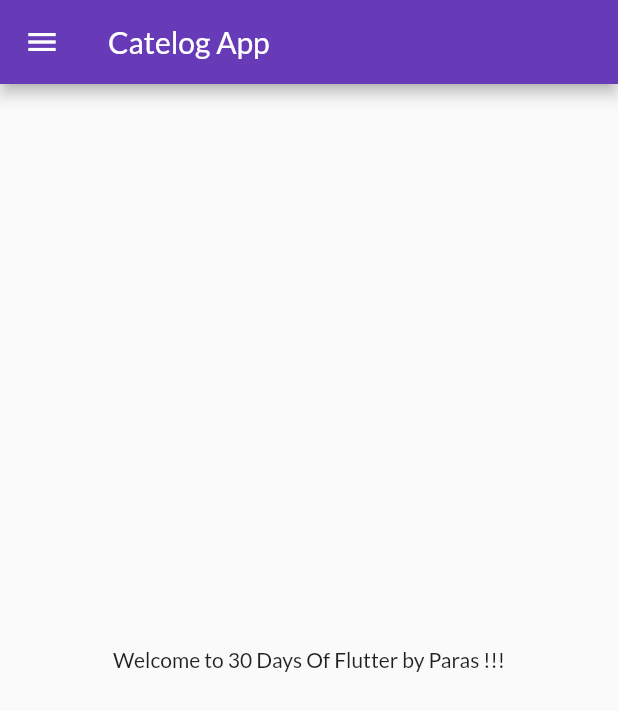
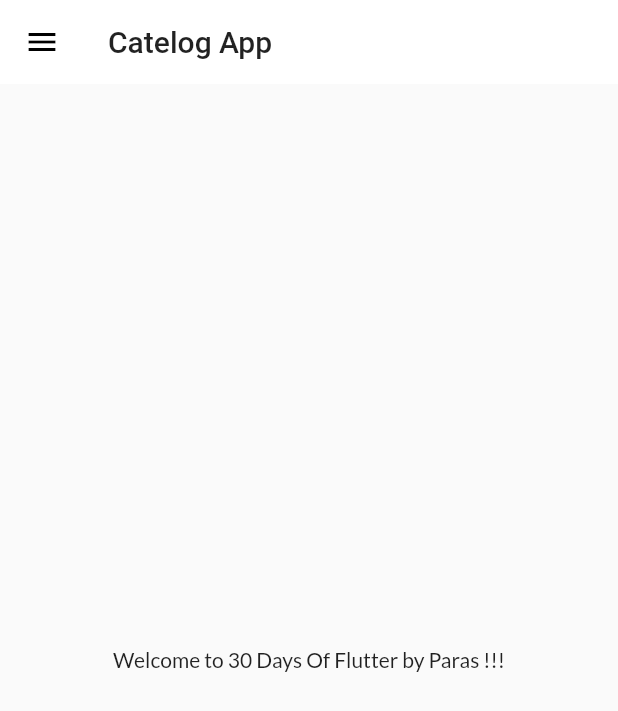
Before and after one commit to Paras-Singh-H/30DaysOfFlutter, a Flutter app: the screen it shows after launch, on a phone screen of 412 x 824 dp. Shown: the top 711 px of the screen. Run offline on Flutter 3.47's test engine with Material 2 defaults, Android fonts, the phone set to English and light mode, and no system bars; our stand-ins replace google_fonts.

Commit message:
themes extracted

```diff
--- a/lib/main.dart
+++ b/lib/main.dart
@@ -2,7 +2,7 @@ import 'package:flutter/material.dart';
 import 'package:flutter_catalog/pages/home_page.dart';
 import 'package:flutter_catalog/pages/login_page.dart';
 import 'package:flutter_catalog/utils/routes.dart';
-import 'package:google_fonts/google_fonts.dart';
+import 'package:flutter_catalog/widgets/themes.dart';
 
 void main() {
   runApp(MyApp());
@@ -13,12 +13,9 @@ class MyApp extends StatelessWidget {
   Widget build(BuildContext context) {
     return MaterialApp(
       themeMode: ThemeMode.light,
-      theme: ThemeData(
-        primarySwatch: Colors.deepPurple,
-        fontFamily: GoogleFonts.lato().fontFamily,
-      ),
+      theme: MyTheme.lightTheme(context),
+      darkTheme: MyTheme.darkTheme(context),
       debugShowCheckedModeBanner: false,
-      darkTheme: ThemeData(brightness: Brightness.dark),
       initialRoute: MyRoutes.homeRoute,
       routes: {
         "/": (context) => LoginPage(),
--- /dev/null
+++ b/lib/widgets/themes.dart
@@ -0,0 +1,18 @@
+import 'package:flutter/material.dart';
+import 'package:google_fonts/google_fonts.dart';
+
+class MyTheme {
+  static ThemeData lightTheme(BuildContext context) => ThemeData(
+      primarySwatch: Colors.deepPurple,
+      fontFamily: GoogleFonts.lato().fontFamily,
+      appBarTheme: AppBarTheme(
+        color: Colors.white,
+        elevation: 0.0,
+        iconTheme: IconThemeData(color: Colors.black),
+        textTheme: Theme.of(context).textTheme,
+      ));
+
+  static ThemeData darkTheme(BuildContext context) => ThemeData(
+        brightness: Brightness.dark,
+      );
+}
```
Also changed, not shown: lib/pages/home_page.dart (line endings or trailing spaces).
